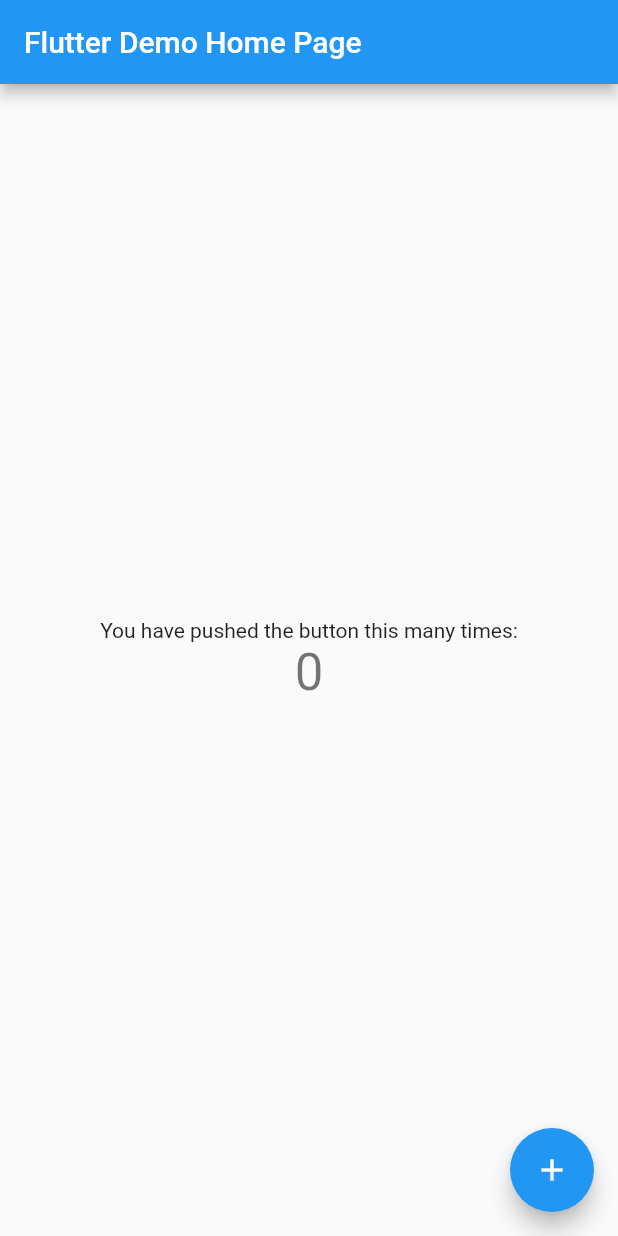
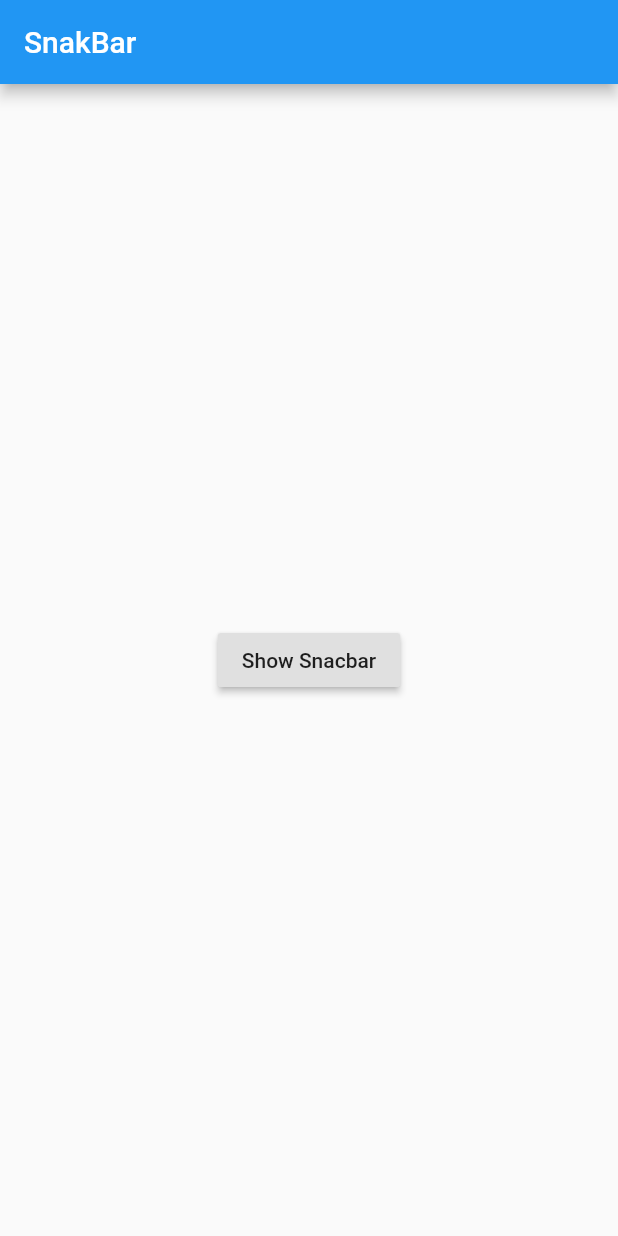
Before and after one commit to sudar-life/sample_getx, a Flutter app: the screen it shows after launch, on a phone screen of 412 x 824 dp. Run offline on Flutter 3.47's test engine with Material 2 defaults, Android fonts, the phone set to English and light mode, and no system bars; our stand-ins replace get.

Commit message:
feature : getX 스낵바 기능

```diff
--- a/lib/main.dart
+++ b/lib/main.dart
@@ -1,4 +1,6 @@
 import 'package:flutter/material.dart';
+import 'package:get/get.dart';
+import 'package:sample_getx/src/home.dart';
 
 void main() {
   runApp(MyApp());
@@ -8,110 +10,14 @@ class MyApp extends StatelessWidget {
   // This widget is the root of your application.
   @override
   Widget build(BuildContext context) {
-    return MaterialApp(
+    return GetMaterialApp(
       title: 'Flutter Demo',
-      theme: ThemeData(
-        // This is the theme of your application.
-        //
-        // Try running your application with "flutter run". You'll see the
-        // application has a blue toolbar. Then, without quitting the app, try
-        // changing the primarySwatch below to Colors.green and then invoke
-        // "hot reload" (press "r" in the console where you ran "flutter run",
-        // or simply save your changes to "hot reload" in a Flutter IDE).
-        // Notice that the counter didn't reset back to zero; the application
-        // is not restarted.
-        primarySwatch: Colors.blue,
-        // This makes the visual density adapt to the platform that you run
-        // the app on. For desktop platforms, the controls will be smaller and
-        // closer together (more dense) than on mobile platforms.
-        visualDensity: VisualDensity.adaptivePlatformDensity,
+      home: Scaffold(
+        appBar: AppBar(
+          title: Text("SnakBar"),
+        ),
+        body: Home(),
       ),
-      home: MyHomePage(title: 'Flutter Demo Home Page'),
     );
   }
 }
-
-class MyHomePage extends StatefulWidget {
-  MyHomePage({Key key, this.title}) : super(key: key);
-
-  // This widget is the home page of your application. It is stateful, meaning
-  // that it has a State object (defined below) that contains fields that affect
-  // how it looks.
-
-  // This class is the configuration for the state. It holds the values (in this
-  // case the title) provided by the parent (in this case the App widget) and
-  // used by the build method of the State. Fields in a Widget subclass are
-  // always marked "final".
-
-  final String title;
-
-  @override
-  _MyHomePageState createState() => _MyHomePageState();
-}
-
-class _MyHomePageState extends State<MyHomePage> {
-  int _counter = 0;
-
-  void _incrementCounter() {
-    setState(() {
-      // This call to setState tells the Flutter framework that something has
-      // changed in this State, which causes it to rerun the build method below
-      // so that the display can reflect the updated values. If we changed
-      // _counter without calling setState(), then the build method would not be
-      // called again, and so nothing would appear to happen.
-      _counter++;
-    });
-  }
-
-  @override
-  Widget build(BuildContext context) {
-    // This method is rerun every time setState is called, for instance as done
-    // by the _incrementCounter method above.
-    //
-    // The Flutter framework has been optimized to make rerunning build methods
-    // fast, so that you can just rebuild anything that needs updating rather
-    // than having to individually change instances of widgets.
-    return Scaffold(
-      appBar: AppBar(
-        // Here we take the value from the MyHomePage object that was created by
-        // the App.build method, and use it to set our appbar title.
-        title: Text(widget.title),
-      ),
-      body: Center(
-        // Center is a layout widget. It takes a single child and positions it
-        // in the middle of the parent.
-        child: Column(
-          // Column is also a layout widget. It takes a list of children and
-          // arranges them vertically. By default, it sizes itself to fit its
-          // children horizontally, and tries to be as tall as its parent.
-          //
-          // Invoke "debug painting" (press "p" in the console, choose the
-          // "Toggle Debug Paint" action from the Flutter Inspector in Android
-          // Studio, or the "Toggle Debug Paint" command in Visual Studio Code)
-          // to see the wireframe for each widget.
-          //
-          // Column has various properties to control how it sizes itself and
-          // how it positions its children. Here we use mainAxisAlignment to
-          // center the children vertically; the main axis here is the vertical
-          // axis because Columns are vertical (the cross axis would be
-          // horizontal).
-          mainAxisAlignment: MainAxisAlignment.center,
-          children: <Widget>[
-            Text(
-              'You have pushed the button this many times:',
-            ),
-            Text(
-              '$_counter',
-              style: Theme.of(context).textTheme.headline4,
-            ),
-          ],
-        ),
-      ),
-      floatingActionButton: FloatingActionButton(
-        onPressed: _incrementCounter,
-        tooltip: 'Increment',
-        child: Icon(Icons.add),
-      ), // This trailing comma makes auto-formatting nicer for build methods.
-    );
-  }
-}
--- a/pubspec.yaml
+++ b/pubspec.yaml
@@ -28,6 +28,7 @@ dependencies:
   # The following adds the Cupertino Icons font to your application.
   # Use with the CupertinoIcons class for iOS style icons.
   cupertino_icons: ^0.1.3
+  get: ^3.13.2
 
 dev_dependencies:
   flutter_test:
```
Also changed, not shown: lib/src/home.dart (added, +55 -0 lines), pubspec.lock.
